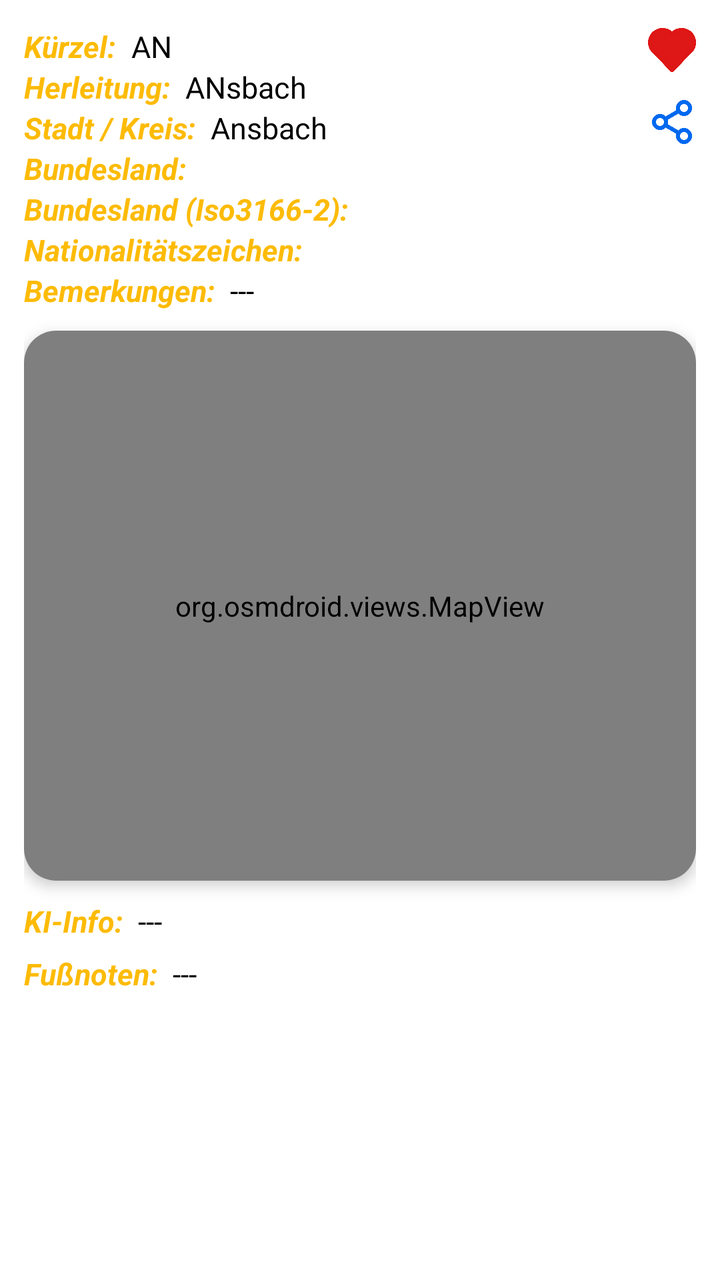
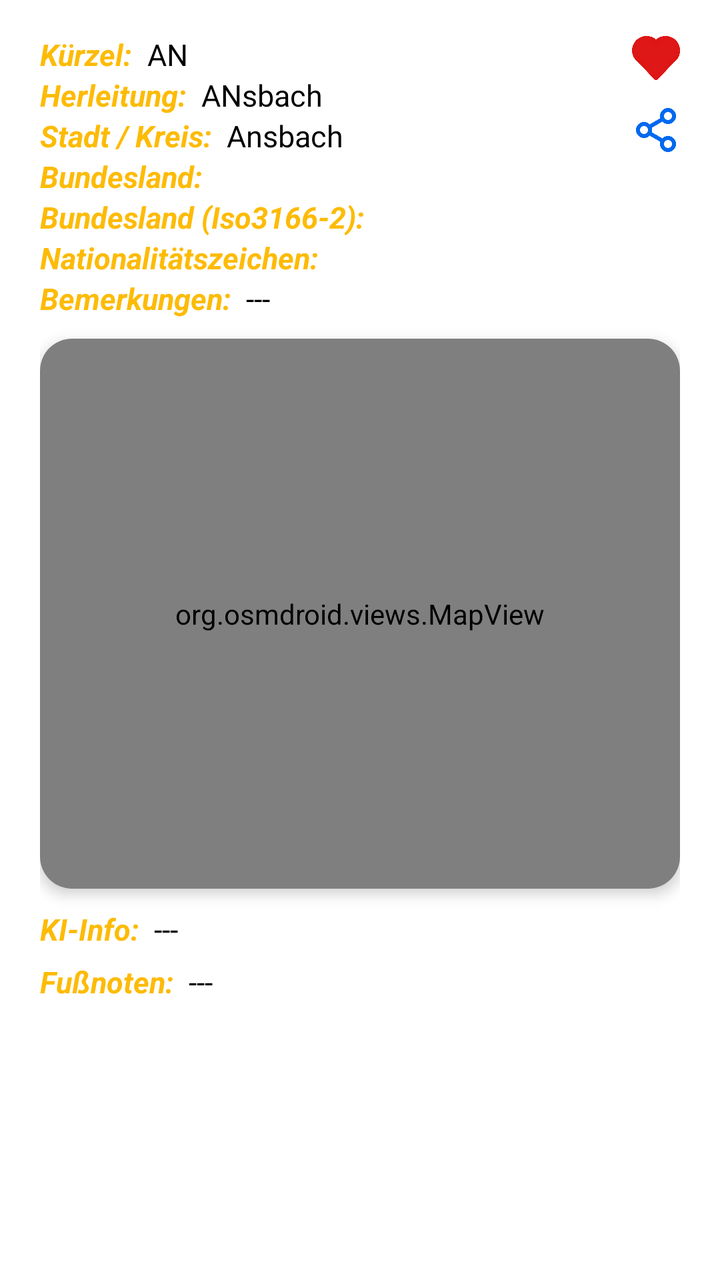

Two renders of the same Android screen: before a commit and after it. Below are the layout's source before the change and the commit's diff.
<!-- AndroidManifest.xml: application theme Theme.Kennzeichenerkennung -->
<!-- res/layout/fragment_infos.xml -->
<?xml version="1.0" encoding="utf-8"?>
<RelativeLayout xmlns:android="http://schemas.android.com/apk/res/android"
    xmlns:app="http://schemas.android.com/apk/res-auto"
    xmlns:tools="http://schemas.android.com/tools"
    android:layout_width="match_parent"
    android:layout_height="match_parent"
    tools:context=".InfosFragment">

    <RelativeLayout
        android:id="@+id/fragment_container1"
        android:layout_width="match_parent"
        android:layout_height="wrap_content"
        android:layout_marginHorizontal="12dp"
        android:layout_marginTop="13dp">

        <TextView
            android:id="@+id/kuerzeltitel"
            android:layout_width="wrap_content"
            android:layout_height="wrap_content"
            android:text="Kürzel:  "
            android:textColor="@color/yellow"
            android:textSize="15dp"
            android:textStyle="italic|bold" />

        <TextView
            android:id="@+id/kuerzelwert"
            android:layout_width="wrap_content"
            android:layout_height="wrap_content"
            android:layout_toLeftOf="@id/tools"
            android:layout_toRightOf="@id/kuerzeltitel"
            android:text="AN"
            android:textColor="?attr/colorTextNormal"
            android:textIsSelectable="true"
            android:textSize="15dp" />

        <TextView
            android:id="@+id/herleitungstitel"
            android:layout_width="wrap_content"
            android:layout_height="wrap_content"
            android:layout_below="@id/kuerzelwert"
            android:text="Herleitung:  "
            android:textColor="@color/yellow"
            android:textSize="15dp"
            android:textStyle="italic|bold" />

        <TextView
            android:id="@+id/herleitungswert"
            android:layout_width="wrap_content"
            android:layout_height="wrap_content"
            android:layout_below="@+id/kuerzelwert"
            android:layout_toLeftOf="@id/tools"
            android:layout_toRightOf="@id/herleitungstitel"
            android:text="ANsbach"
            android:textColor="?attr/colorTextNormal"
            android:textIsSelectable="true"
            android:textSize="15dp" />

        <RelativeLayout
            android:id="@+id/fragment_container2"
            android:layout_width="match_parent"
            android:layout_height="wrap_content"
            android:layout_below="@id/herleitungswert"
            android:layout_toLeftOf="@id/tools"
            android:textColor="@color/yellow">

            <TextView
                android:id="@+id/stadtoderkreistitel"
                android:layout_width="wrap_content"
                android:layout_height="wrap_content"
                android:text="Stadt / Kreis:  "
                android:textColor="@color/yellow"
                android:textSize="15dp"
                android:textStyle="italic|bold" />

            <TextView
                android:id="@+id/stadtoderkreiswert"
                android:layout_width="wrap_content"
                android:layout_height="wrap_content"
                android:layout_toRightOf="@id/stadtoderkreistitel"
                android:text="Ansbach"
                android:textColor="?attr/colorTextNormal"
                android:textIsSelectable="true"
                android:textSize="15dp" />
        </RelativeLayout>

        <TextView
            android:id="@+id/bundeslandtitel"
            android:layout_width="wrap_content"
            android:layout_height="wrap_content"
            android:layout_below="@+id/fragment_container2"
            android:text="Bundesland:  "
            android:textColor="@color/yellow"
            android:textSize="15dp"
            android:textStyle="italic|bold" />

        <TextView
            android:id="@+id/bundeslandwert"
            android:layout_width="wrap_content"
            android:layout_height="wrap_content"
            android:layout_below="@+id/fragment_container2"
            android:layout_toLeftOf="@id/tools"
            android:layout_toRightOf="@id/bundeslandtitel"
            android:text=""
            android:textColor="?attr/colorTextNormal"
            android:textIsSelectable="true"
            android:textSize="15dp" />

        <TextView
            android:id="@+id/bundesland_iso_titel"
            android:layout_width="wrap_content"
            android:layout_height="wrap_content"
            android:layout_below="@id/bundeslandwert"
            android:text="Bundesland (Iso3166-2):  "
            android:textColor="@color/yellow"
            android:textSize="15dp"
            android:textStyle="italic|bold" />

        <TextView
            android:id="@+id/bundesland_iso_wert"
            android:layout_width="wrap_content"
            android:layout_height="wrap_content"
            android:layout_below="@+id/bundeslandwert"
            android:layout_toLeftOf="@id/tools"
            android:layout_toRightOf="@id/bundesland_iso_titel"
            android:text=""
            android:textColor="?attr/colorTextNormal"
            android:textIsSelectable="true"
            android:textSize="15dp" />

        <TextView
            android:id="@+id/landtitel"
            android:layout_width="wrap_content"
            android:layout_height="wrap_content"
            android:layout_below="@id/bundesland_iso_wert"
            android:text="Nationalitätszeichen:  "
            android:textColor="@color/yellow"
            android:textSize="15dp"
            android:textStyle="italic|bold" />

        <TextView
            android:id="@+id/landwert"
            android:layout_width="wrap_content"
            android:layout_height="wrap_content"
            android:layout_below="@+id/bundesland_iso_wert"
            android:layout_toLeftOf="@id/tools"
            android:layout_toRightOf="@id/landtitel"
            android:text=""
            android:textColor="?attr/colorTextNormal"
            android:textIsSelectable="true"
            android:textSize="15dp" />

        <TextView
            android:id="@+id/bemerkungentitel"
            android:layout_width="wrap_content"
            android:layout_height="wrap_content"
            android:layout_below="@id/landwert"
            android:text="Bemerkungen:  "
            android:textColor="@color/yellow"
            android:textSize="15dp"
            android:textStyle="italic|bold" />

        <TextView
            android:id="@+id/Bemerkungenwert"
            android:layout_width="wrap_content"
            android:layout_height="wrap_content"
            android:layout_below="@+id/landwert"
            android:layout_toLeftOf="@id/tools"
            android:layout_toRightOf="@id/bemerkungentitel"
            android:text="---"
            android:textColor="?attr/colorTextNormal"
            android:textIsSelectable="true"
            android:textSize="15dp" />

        <androidx.cardview.widget.CardView
            android:id="@+id/cardviewmap"
            android:layout_width="match_parent"
            android:layout_height="275dp"
            android:layout_below="@id/Bemerkungenwert"
            android:layout_marginHorizontal="0dp"
            android:layout_marginTop="10dp"
            app:cardCornerRadius="16dp"
            app:cardElevation="4dp"
            app:cardPreventCornerOverlap="true"
            app:cardUseCompatPadding="false">

            <org.osmdroid.views.MapView
                android:id="@+id/map"
                android:layout_width="match_parent"
                android:layout_height="match_parent" />
        </androidx.cardview.widget.CardView>

        <RelativeLayout
            android:id="@+id/aitext"
            android:layout_width="match_parent"
            android:layout_height="wrap_content"
            android:layout_below="@id/cardviewmap"
            android:layout_marginTop="10dp">

            <TextView
                android:id="@+id/aitexttitel"
                android:layout_width="wrap_content"
                android:layout_height="wrap_content"
                android:text="KI-Info:  "
                android:textColor="@color/yellow"
                android:textSize="15dp"
                android:textStyle="italic|bold" />

            <TextView
                android:id="@+id/aitextwert"
                android:layout_width="wrap_content"
                android:layout_height="wrap_content"
                android:layout_marginBottom="6dp"
                android:layout_toRightOf="@id/aitexttitel"
                android:clickable="true"
                android:ellipsize="end"
                android:focusable="true"
                android:maxLines="3"
                android:singleLine="false"
                android:text="---"
                android:textColor="?attr/colorTextNormal"
                android:textSize="15dp" />
        </RelativeLayout>

        <RelativeLayout
            android:id="@+id/fussnoten"
            android:layout_width="match_parent"
            android:layout_height="wrap_content"
            android:layout_below="@id/aitext"
            android:layout_marginBottom="8dp">

            <TextView
                android:id="@+id/fussnotentitel"
                android:layout_width="wrap_content"
                android:layout_height="wrap_content"
                android:text="Fußnoten:  "
                android:textColor="@color/yellow"
                android:textSize="15dp"
                android:textStyle="italic|bold" />

            <TextView
                android:id="@+id/fussnotenwert"
                android:layout_width="wrap_content"
                android:layout_height="wrap_content"
                android:layout_toRightOf="@id/fussnotentitel"
                android:clickable="true"
                android:ellipsize="end"
                android:focusable="true"
                android:maxLines="3"
                android:text="---"
                android:textColor="?attr/colorTextNormal"
                android:textSize="15dp" />
        </RelativeLayout>

        <RelativeLayout
            android:layout_width="match_parent"
            android:layout_height="11dp"
            android:layout_below="@+id/bemerkungentitel" />

        <androidx.constraintlayout.widget.ConstraintLayout
            android:id="@+id/tools"
            android:layout_width="wrap_content"
            android:layout_height="wrap_content"
            android:layout_alignParentEnd="true"
            android:layout_marginStart="3dp"
            android:layout_marginTop="0dp"
            android:layout_marginEnd="0dp">

            <ImageView
                android:id="@+id/like_btn"
                android:layout_width="24dp"
                android:layout_height="24dp"
                android:src="@drawable/icon_heartempty"
                app:layout_constraintLeft_toLeftOf="parent"
                app:layout_constraintTop_toTopOf="parent"
                app:tint="@color/red" />

            <ImageView
                android:id="@+id/liked_btn"
                android:layout_width="24dp"
                android:layout_height="24dp"
                android:src="@drawable/icon_heartfull"
                app:layout_constraintLeft_toLeftOf="parent"
                app:layout_constraintTop_toTopOf="parent"
                app:tint="@color/red" />

            <ImageView
                android:id="@+id/share_btn"
                android:layout_width="24dp"
                android:layout_height="24dp"
                android:layout_marginTop="36dp"
                android:src="@drawable/icon_share"
                app:layout_constraintStart_toStartOf="parent"
                app:layout_constraintTop_toTopOf="parent"
                app:tint="?attr/blueText" />

            <ImageView
                android:id="@+id/edit_btn"
                android:layout_width="24dp"
                android:layout_height="24dp"
                android:layout_marginTop="12dp"
                android:src="@drawable/icon_edit"
                android:visibility="gone"
                app:layout_constraintStart_toStartOf="parent"
                app:layout_constraintTop_toBottomOf="@id/share_btn"
                app:tint="?attr/blueText" />

            <ImageView
                android:id="@+id/delete_btn"
                android:layout_width="24dp"
                android:layout_height="24dp"
                android:layout_marginTop="12dp"
                android:src="@drawable/icon_delete"
                android:visibility="gone"
                app:layout_constraintStart_toStartOf="parent"
                app:layout_constraintTop_toBottomOf="@id/edit_btn"
                app:tint="?attr/blueText" />
        </androidx.constraintlayout.widget.ConstraintLayout>
    </RelativeLayout>
</RelativeLayout>
<!-- resources referenced by this layout -->
<resources>
  <color name="red">#DE1616</color>
  <color name="yellow">#FDBB06</color>
  <!-- drawable icon_delete: png bitmap (drawable, 4342 bytes) -->
  <!-- drawable icon_edit: png bitmap (drawable, 6041 bytes) -->
  <!-- drawable icon_heartempty: png bitmap (drawable, 19868 bytes) -->
  <!-- drawable icon_heartfull: png bitmap (drawable, 45988 bytes) -->
  <!-- drawable icon_share: png bitmap (drawable, 7730 bytes) -->
  <style name="Theme.Kennzeichenerkennung" parent="Theme.MaterialComponents.DayNight.DarkActionBar">
          
          <item name="colorPrimary">@color/blue_500</item>
          <item name="colorPrimaryVariant">@color/blue_700</item>
          <item name="colorOnPrimary">@color/white</item>
          
          <item name="colorSecondary">@color/yellow</item>
          <item name="colorSecondaryVariant">@color/yellow</item>
          <item name="colorOnSecondary">@color/textlight</item>
          
          <item name="android:statusBarColor">?attr/colorPrimaryVariant</item>
          
          <item name="colorTextNormal">@color/black</item>
          <item name="blueText">@color/blue_700</item>
          <item name="dialog_background">@color/white</item>
          <item name="greyslider">#DEDEDE</item>
          <item name="backcolor">#FDFDFD</item>
          
      </style>
  <color name="blue_500">#0069EF</color>
  <color name="blue_700">#0069EF</color>
  <color name="white">#FFFFFFFF</color>
  <color name="textlight">#AFAFAF</color>
  <color name="black">#FF000000</color>
</resources>

<!-- the commit's change to res/layout/fragment_infos.xml (unified diff, before → after) -->
@@ -4,6 +4,7 @@
     xmlns:tools="http://schemas.android.com/tools"
     android:layout_width="match_parent"
     android:layout_height="match_parent"
+    android:background="@drawable/dialog_background"
     tools:context=".InfosFragment">
 
     <RelativeLayout
<!-- resource entries referenced after the edit -->
@@ -2,6 +2,16 @@
 <resources>
   <color name="red">#DE1616</color>
   <color name="yellow">#FDBB06</color>
+  <!-- drawable dialog_background (drawable) -->
+  <shape xmlns:android="http://schemas.android.com/apk/res/android" android:shape="rectangle">
+      <solid android:color="?attr/dialog_background"/> 
+      <corners android:radius="28dp" />
+      <padding
+          android:bottom="4dp"
+          android:left="8dp"
+          android:right="8dp"
+          android:top="4dp" />
+  </shape>
   <!-- drawable icon_delete: png bitmap (drawable, 4342 bytes) -->
   <!-- drawable icon_edit: png bitmap (drawable, 6041 bytes) -->
   <!-- drawable icon_heartempty: png bitmap (drawable, 19868 bytes) -->
@@ -25,11 +35,37 @@
           <item name="greyslider">#DEDEDE</item>
           <item name="backcolor">#FDFDFD</item>
           
+          <item name="alertDialogTheme">@style/Theme.Kennzeichenerkennung.CompactDialog</item>
       </style>
   <color name="blue_500">#0069EF</color>
   <color name="blue_700">#0069EF</color>
   <color name="white">#FFFFFFFF</color>
   <color name="textlight">#AFAFAF</color>
   <color name="black">#FF000000</color>
+  <style name="Theme.Kennzeichenerkennung.CompactDialog" parent="Theme.MaterialComponents.Dialog">
+          
+          <item name="android:windowBackground">@drawable/dialog_background</item>
+          
+          <item name="android:windowIsFloating">true</item>
+          
+          <item name="android:backgroundDimEnabled">true</item>
+  
+          <item name="colorPrimary">@color/blue_500</item>
+          <item name="colorPrimaryVariant">@color/blue_700</item>
+          <item name="colorOnPrimary">@color/white</item>
+          
+          <item name="colorSecondary">@color/yellow</item>
+          <item name="colorSecondaryVariant">@color/yellow</item>
+          <item name="colorOnSecondary">@color/textlight</item>
+          
+          <item name="android:statusBarColor">?attr/colorPrimaryVariant</item>
+          
+          <item name="colorTextNormal">@color/black</item>
+          <item name="dialog_background">@color/white</item>
+          <item name="greyslider">#DEDEDE</item>
+          <item name="backcolor">#FDFDFD</item>
+          <item name="android:textColor">?attr/colorTextNormal</item>
+          <item name="android:textColorPrimary">?attr/colorTextNormal</item>
+      </style>
 </resources>
 
